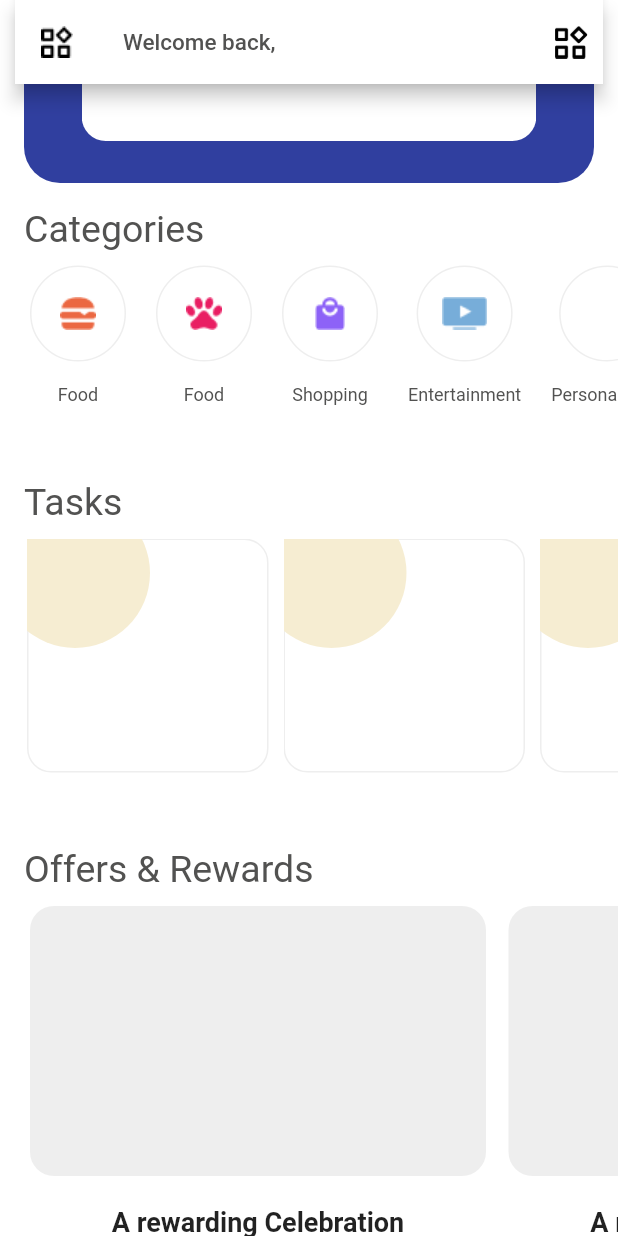
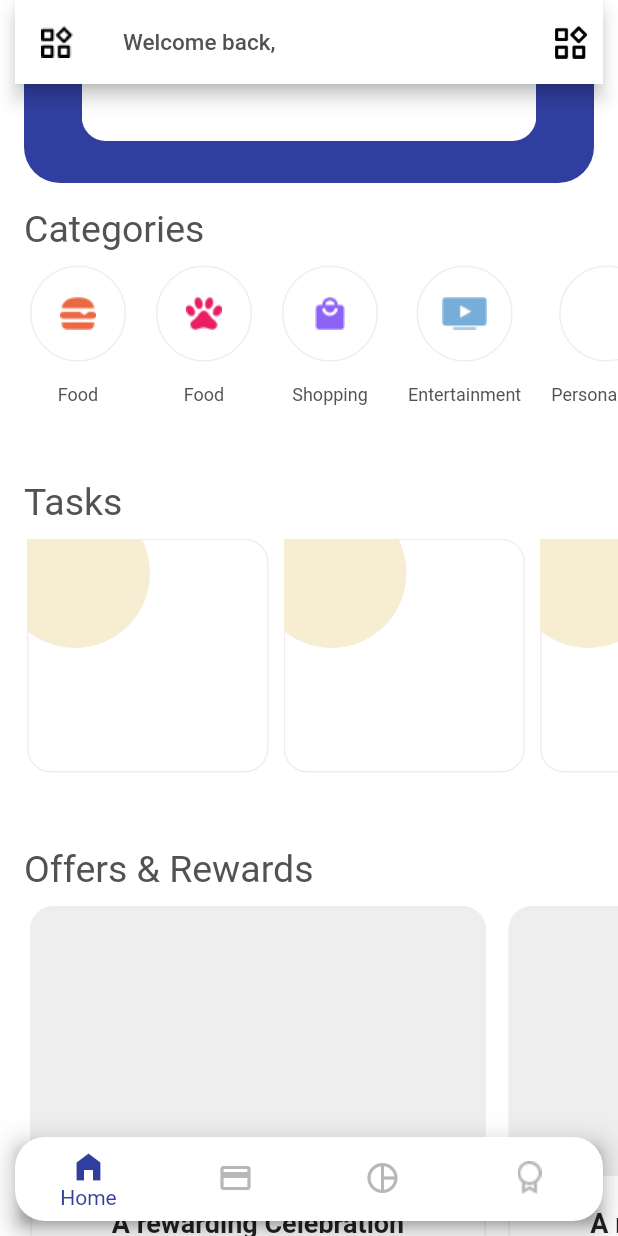
Before and after one commit to undertaj/ProbTask3, a Flutter app: the screen it shows after launch, scrolled down 576 dp, on a phone screen of 412 x 824 dp. Run offline on Flutter 3.47's test engine with Material 2 defaults, Android fonts, the light colour scheme and no system bars.

Commit message:
completing first page ui

```diff
--- a/lib/Widgets/OfferWidget.dart
+++ b/lib/Widgets/OfferWidget.dart
@@ -16,7 +16,8 @@ class OfferWidget extends StatelessWidget {
               height: 354,
               decoration: BoxDecoration(
                 color: Colors.white,
-                borderRadius: BorderRadius.circular(16)
+                borderRadius: BorderRadius.circular(16),
+                border: Border.all(color: const Color(0xFFEEEEEE))
               ),
               child: Column(
                 children: [
@@ -41,7 +42,7 @@ class OfferWidget extends StatelessWidget {
               width: 304,
               decoration: BoxDecoration(
                   color: const Color(0xFFEEEEEE),
-                  borderRadius: BorderRadius.circular(16)
+                  borderRadius: BorderRadius.circular(16),
               ),
             )
           ]
--- a/lib/Widgets/TaskWidget.dart
+++ b/lib/Widgets/TaskWidget.dart
@@ -19,7 +19,7 @@ class TaskWidget extends StatelessWidget {
                 decoration: BoxDecoration(
                     color: Colors.white,
                     borderRadius: BorderRadius.circular(16),
-                    border: Border.all(color: Color(0xFFEEEEEE))
+                    border: Border.all(color: const Color(0xFFEEEEEE))
                 ),
               ),
               Positioned(
@@ -30,13 +30,13 @@ class TaskWidget extends StatelessWidget {
                   width: 100,
                   decoration: const BoxDecoration(
                       shape: BoxShape.circle,
-                      color: Color(0xFFF6EDD2)
+                      color: Color(0xFFF6EDD2),
                   ),
                 ),
               ),
               ],
             ),
-        SizedBox(width: 10,)
+        const SizedBox(width: 10,)
       ],
     );
   }
--- a/lib/main.dart
+++ b/lib/main.dart
@@ -27,14 +27,17 @@ class _MyAppState extends State<MyApp> {
         // scaffoldBackgroundColor: Colors.white,
         // primaryColor: Colors.white,
       ),
-
-      home: Material(
+      home: Scaffold(
+        body: Material(
           color: Colors.white,
           child: CustomScrollView (
                 slivers: [
                     SliverPadding(
                       padding: EdgeInsets.fromLTRB(10, 0, 10, 10),
                       sliver: SliverAppBar(
+                        // bottom: PreferredSizeWidget(
+                        //   NavigationBar()
+                        // ),
                         leading: Image.asset("assets/Vector.png"),
                         pinned: true,
 
@@ -67,6 +70,7 @@ class _MyAppState extends State<MyApp> {
                           decoration: BoxDecoration(
                             borderRadius: BorderRadius.circular(24),
                             color: const Color(0xFF303F9F),
+                            // color: Colors.white,
                           ),
                           // color: Color(0xFF303F9F),
                           child: Column(
@@ -191,6 +195,45 @@ class _MyAppState extends State<MyApp> {
                     )
                 ]
           ),
+        ),
+        extendBody: true,
+        bottomNavigationBar: Padding(
+          padding: const EdgeInsets.all(10.0),
+          child: Container(
+            decoration: BoxDecoration(
+              boxShadow: kElevationToShadow[8]
+            ),
+            child: ClipRRect(
+              borderRadius: BorderRadius.circular(20),
+              child: BottomNavigationBar(
+                type: BottomNavigationBarType.fixed,
+                backgroundColor: Colors.white,
+                fixedColor: const Color(0xFF303F9F),
+                showSelectedLabels: true,
+                showUnselectedLabels: false,
+                // selectedItemColor: const Color(0xFFE8EAF6),
+                items: <BottomNavigationBarItem>[
+                  const BottomNavigationBarItem(
+                    icon: Icon(Icons.home_filled),
+                    label: 'Home'
+                  ),
+                  const BottomNavigationBarItem(
+                    icon: Icon(Icons.credit_card_outlined, color: Color(0xFFB7B7B7),),
+                    label: "Deals"
+                  ),
+                  const BottomNavigationBarItem(
+                    icon: Icon(Icons.pie_chart_outline, color: Color(0xFFB7B7B7),),
+                    label: "FAV"
+                  ),
+                  BottomNavigationBarItem(
+                    icon: Image.asset("assets/Vectoraward.png"),
+                    label: "Award"
+                  ),
+                ],
+              ),
+            ),
+          ),
+        ),
       )
     );
   }
```
Also changed, not shown: assets/Vectoraward.png (added). Lines whose indentation alone changed are shown as unchanged.
